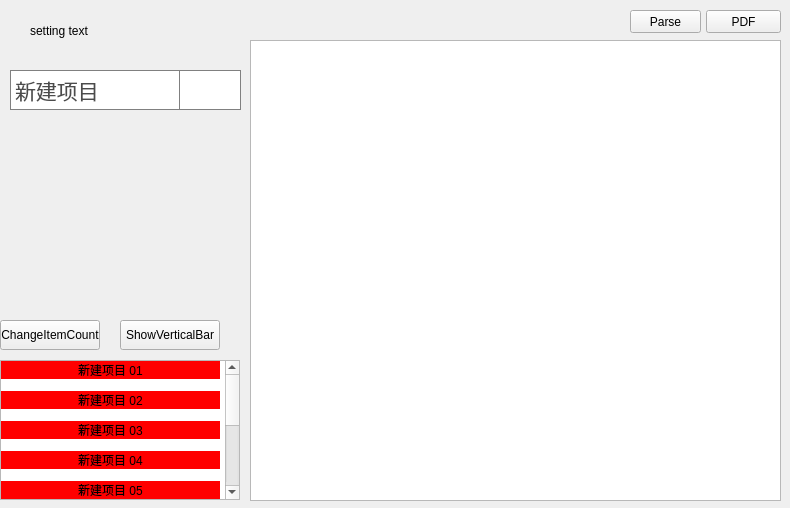
Before: the Qt Designer form QtGuiApplicationTest/QtGuiApplicationTest/MainTabPageSetting.ui in xautshuanglong/QtLearningRepository, drawn with Qt 5.
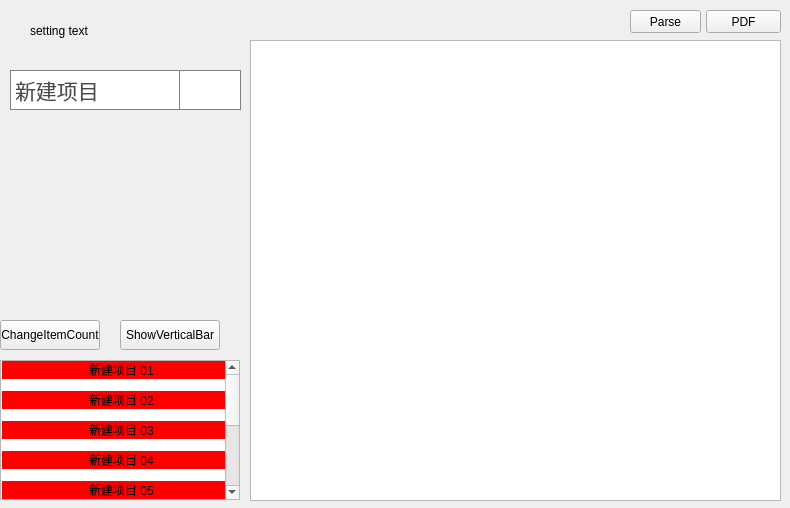
After: the same form once the commit is applied. Icons and pictures are not drawn.

What changed in the file:
```diff
--- a/QtGuiApplicationTest/QtGuiApplicationTest/MainTabPageSetting.ui
+++ b/QtGuiApplicationTest/QtGuiApplicationTest/MainTabPageSetting.ui
@@ -105,20 +105,35 @@
 	outline: none;
     width: 238px;
 	background-color: red;
+}
+
+QListWidget::item::hover
+{
+	background-color: lightblue;
+	border: 1px solid green;
 }</string>
    </property>
+   <property name="horizontalScrollBarPolicy">
+    <enum>Qt::ScrollBarAlwaysOff</enum>
+   </property>
+   <property name="showDropIndicator" stdset="0">
+    <bool>false</bool>
+   </property>
+   <property name="dragDropMode">
+    <enum>QAbstractItemView::NoDragDrop</enum>
+   </property>
    <property name="alternatingRowColors">
     <bool>true</bool>
    </property>
    <property name="iconSize">
     <size>
-     <width>220</width>
+     <width>240</width>
      <height>30</height>
     </size>
    </property>
    <property name="gridSize">
     <size>
-     <width>219</width>
+     <width>240</width>
      <height>30</height>
     </size>
    </property>
```
Left out of the diff: 3 changed lines with no effect on the pictures.
